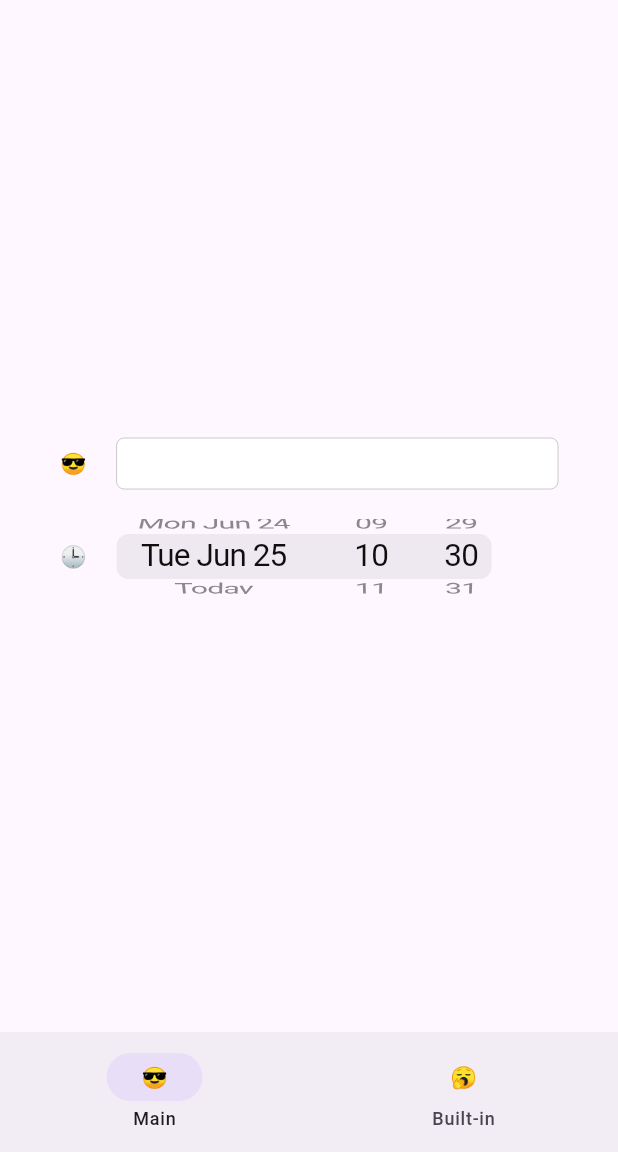
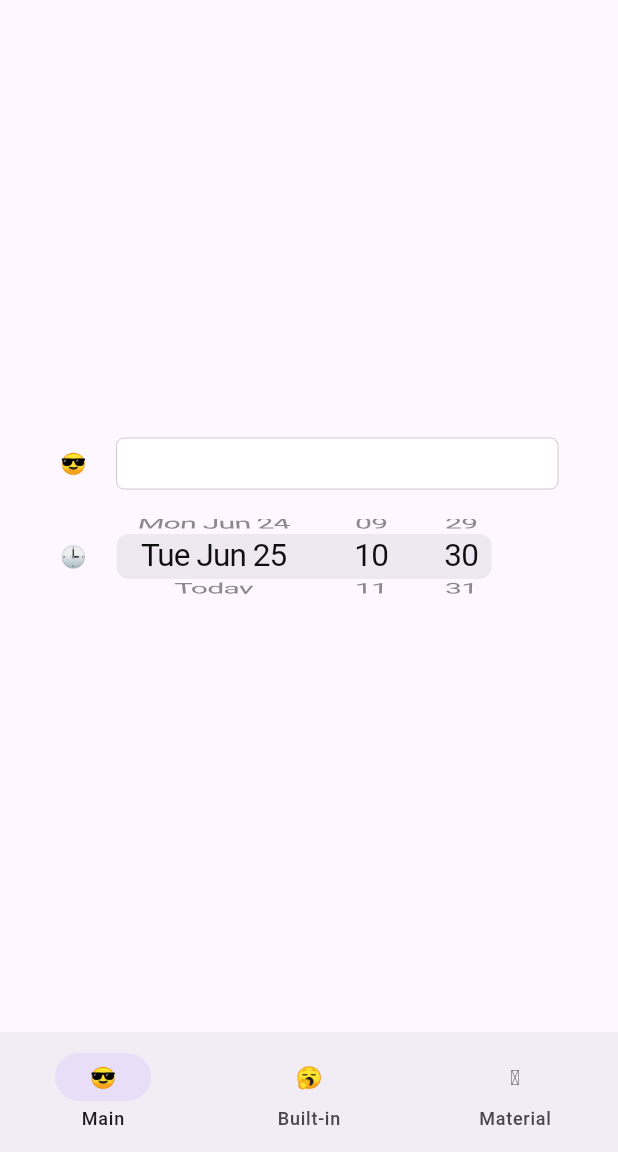
Before and after one commit to astorDev/horology, a Flutter app: the screen it shows after launch, on a phone screen of 412 x 824 dp, the part 84-1236 px from its top. Run offline on Flutter 3.47's test engine with Material 3 defaults, Android fonts, the light colour scheme and no system bars.

Commit message:
Material-case (#5)

```diff
--- a/flutter/lib/cupertino_date_time_picker.dart
+++ b/flutter/lib/cupertino_date_time_picker.dart
@@ -4,11 +4,13 @@ import 'package:horology/cupertino_picker_line.dart';
 class CupertinoDateTimePicker extends StatelessWidget {
   final Function(DateTime)? onSelectionChanged;
   final DateTime? initialDateTime;
+  final Widget Function(BuildContext, SelectionOverlayPosition)? selectionOverlayBuilder;
 
   const CupertinoDateTimePicker({
     super.key,
     this.onSelectionChanged,
-    this.initialDateTime
+    this.initialDateTime,
+    this.selectionOverlayBuilder,
   });
 
   @override
@@ -19,6 +21,7 @@ class CupertinoDateTimePicker extends StatelessWidget {
     int minuteFromIndex(int index) => (zeroDateTime.minute + index) % 60;
 
     return CupertinoPickerLine(
+      selectionOverlayBuilder: selectionOverlayBuilder,
       onSelectionChanged: (indexes) {
         var selectedDateOnly = zeroDateTime.add(Duration(days: indexes[0]));
         var selectedHour = hourFromIndex(indexes[1]);
--- a/flutter/lib/cupertino_picker_line.dart
+++ b/flutter/lib/cupertino_picker_line.dart
@@ -1,5 +1,13 @@
 import 'package:flutter/cupertino.dart';
+import 'package:flutter/material.dart';
+import 'package:flutter/widgets.dart';
 import 'package:horology/cupertino_picker_selection_overlay.dart';
+
+enum SelectionOverlayPosition {
+  inline,
+  leftEdge,
+  rightEdge,
+}
 
 class CupertinoPickerLine extends StatelessWidget {
   final double height;
@@ -7,6 +15,7 @@ class CupertinoPickerLine extends StatelessWidget {
   final List<CupertinoPickerLineItemData> itemsData;
   final Widget Function(BuildContext, String)? itemBuilder;
   final Function(List<int>)? onSelectionChanged;
+  final Widget Function(BuildContext, SelectionOverlayPosition)? selectionOverlayBuilder;
 
   const CupertinoPickerLine({
     super.key,
@@ -15,6 +24,7 @@ class CupertinoPickerLine extends StatelessWidget {
     this.height = 50,
     this.itemExtent = 30,
     this.onSelectionChanged,
+    this.selectionOverlayBuilder,
   });
 
   @override
@@ -26,9 +36,9 @@ class CupertinoPickerLine extends StatelessWidget {
     for (int i = 0; i < itemsData.length; i++) {
       CupertinoPickerLineItemData item = itemsData[i];
 
-      Widget selectionOverlay = CupertinoPickerSelectionOverlay.inline();
-      if (i == 0) selectionOverlay = CupertinoPickerSelectionOverlay.inlineLeftSide();
-      if (i == itemsData.length - 1) selectionOverlay = CupertinoPickerSelectionOverlay.inlineRightSide();
+      Widget selectionOverlay = _buildInlineSelectionOverlay(context);
+      if (i == 0) selectionOverlay = _buildLeftEdgeSelectionOverlay(context);
+      if (i == itemsData.length - 1) selectionOverlay = _buildRightEdgeSelectionOverlay(context);
 
       children.add(
         SizedBox(
@@ -55,6 +65,30 @@ class CupertinoPickerLine extends StatelessWidget {
     );
   }
 
+  Widget _buildInlineSelectionOverlay(BuildContext context) {
+    if (selectionOverlayBuilder != null) {
+      return selectionOverlayBuilder!(context, SelectionOverlayPosition.inline);
+    }
+
+    return CupertinoPickerSelectionOverlay();
+  }
+
+  Widget _buildLeftEdgeSelectionOverlay(BuildContext context) {
+    if (selectionOverlayBuilder != null) {
+      return selectionOverlayBuilder!(context, SelectionOverlayPosition.leftEdge);
+    }
+
+    return CupertinoPickerSelectionOverlay.roundedLeftSide();
+  }
+
+  Widget _buildRightEdgeSelectionOverlay(BuildContext context) {
+    if (selectionOverlayBuilder != null) {
+      return selectionOverlayBuilder!(context, SelectionOverlayPosition.rightEdge);
+    }
+
+    return CupertinoPickerSelectionOverlay.roundedRightSide();
+  }
+
   Widget _buildItem(BuildContext context, String data) {
     if (itemBuilder != null) {
       return itemBuilder!(context, data);
--- a/flutter/lib/cupertino_picker_selection_overlay.dart
+++ b/flutter/lib/cupertino_picker_selection_overlay.dart
@@ -1,20 +1,19 @@
 import 'package:flutter/cupertino.dart';
+import 'package:flutter/material.dart';
 
 class CupertinoPickerSelectionOverlay extends StatelessWidget {
   final EdgeInsetsGeometry margin;
   final BorderRadiusGeometry borderRadius;
   final Color background;
-  static const double _defaultSelectionOverlayHorizontalMargin = 9;
+  final BoxBorder? border;
   static const double _defaultSelectionOverlayRadius = 8;
 
   const CupertinoPickerSelectionOverlay({
     super.key,
     this.background = CupertinoColors.tertiarySystemFill,
-    this.margin = const EdgeInsets.symmetric(horizontal: _defaultSelectionOverlayHorizontalMargin),
-    this.borderRadius = const BorderRadiusDirectional.horizontal(
-      start: Radius.circular(_defaultSelectionOverlayRadius),
-      end: Radius.circular(_defaultSelectionOverlayRadius),
-    ),
+    this.margin = const EdgeInsets.all(0),
+    this.borderRadius = const BorderRadius.all(Radius.zero),
+    this.border
   });
 
   @override
@@ -23,33 +22,37 @@ class CupertinoPickerSelectionOverlay extends StatelessWidget {
       margin: margin,
       decoration: BoxDecoration(
         borderRadius: borderRadius,
+        border: border,
         color: CupertinoDynamicColor.resolve(background, context),
       ),
     );
   }
 
-  factory CupertinoPickerSelectionOverlay.inline() {
+  factory CupertinoPickerSelectionOverlay.roundedLeftSide() {
     return const CupertinoPickerSelectionOverlay(
-      margin: EdgeInsets.zero,
-      borderRadius: BorderRadius.zero,
-    );
-  }
-
-  factory CupertinoPickerSelectionOverlay.inlineLeftSide() {
-    return const CupertinoPickerSelectionOverlay(
-      margin: EdgeInsets.zero,
       borderRadius: BorderRadiusDirectional.horizontal(
         start: Radius.circular(_defaultSelectionOverlayRadius),
       ),
     );
   }
 
-  factory CupertinoPickerSelectionOverlay.inlineRightSide() {
+  factory CupertinoPickerSelectionOverlay.roundedRightSide() {
     return const CupertinoPickerSelectionOverlay(
-      margin: EdgeInsets.zero,
       borderRadius: BorderRadiusDirectional.horizontal(
         end: Radius.circular(_defaultSelectionOverlayRadius),
       ),
     );
   }
+
+  factory CupertinoPickerSelectionOverlay.underline({ double width = 0.5 }) {
+    return CupertinoPickerSelectionOverlay(
+      background: Colors.transparent,
+      border: Border(
+        bottom: BorderSide(
+          width: width,
+        ),
+      ),
+      borderRadius: BorderRadius.zero
+    );
+  }
 }
--- a/flutter/lib/main.dart
+++ b/flutter/lib/main.dart
@@ -1,6 +1,7 @@
 import 'package:flutter/material.dart';
 import 'package:horology/built_in_case.dart';
 import 'package:horology/main_case.dart';
+import 'package:horology/material_case.dart';
 
 void main() {
   runApp(const HorologyPlaygroundApp());
@@ -55,6 +56,10 @@ class _HorologyPlaygroundPageState extends State<HorologyPlaygroundPage> {
               icon: const Text('🥱'),
               label: 'Built-in',
             ),
+            NavigationDestination(
+              icon: const Text('🪨'),
+              label: 'Material'
+            )
           ],
         ),
       ),
@@ -65,6 +70,7 @@ class _HorologyPlaygroundPageState extends State<HorologyPlaygroundPage> {
           builder: (context, pageIndex, _) {
             if (pageIndex == 0) return MainCase();
             if (pageIndex == 1) return BuiltInCase();
+            if (pageIndex == 2) return MaterialCase();
 
             throw Exception('Invalid page index');
           }
```
Also changed, not shown: flutter/lib/material_case.dart (renamed from flutter/lib/built_in_case.dart, +15 -7 lines).
